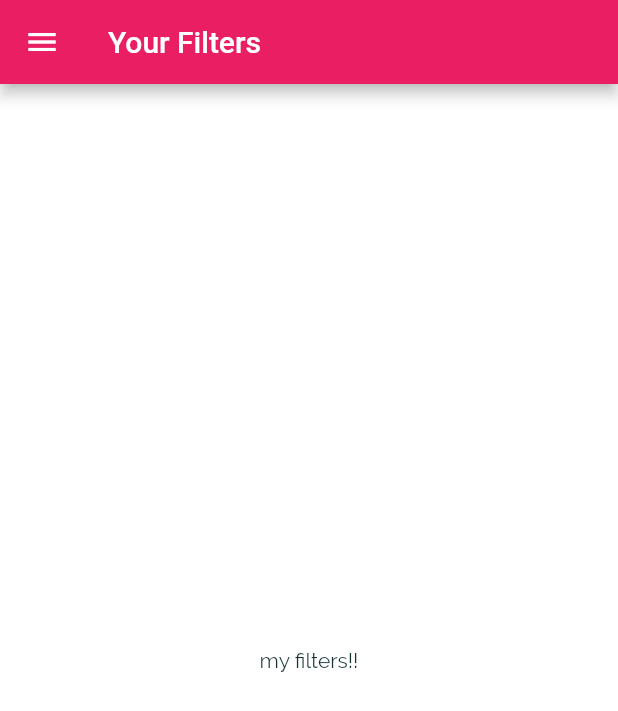
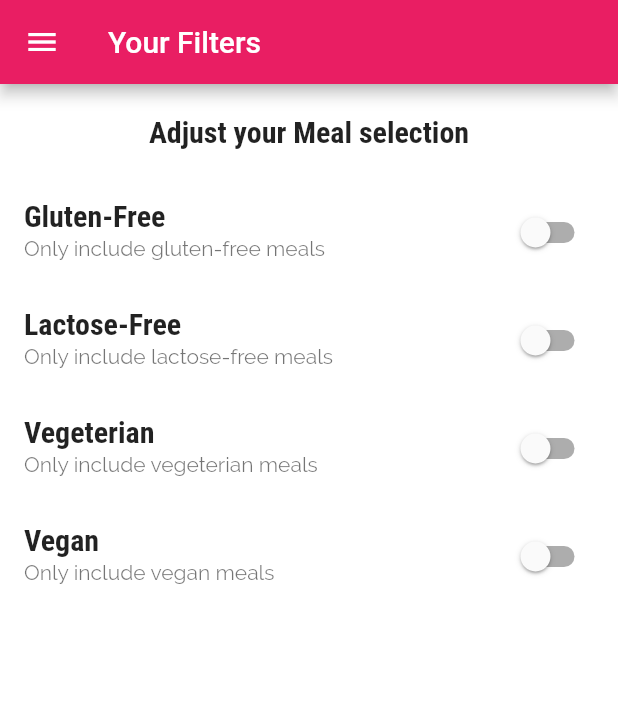
Before and after one commit to STORMPEGASUS/food-app, a Flutter app: the filterscreen screen opened by its route, on a phone screen of 412 x 824 dp. Shown: the top 711 px of the screen. Run offline on Flutter 3.47's test engine with Material 2 defaults, Android fonts, the phone set to English and light mode, and no system bars.

Commit message:
filters  and navigation

```diff
--- a/lib/main.dart
+++ b/lib/main.dart
@@ -8,7 +8,12 @@ import 'screens/category_meal_screen.dart';
 
 void main() => runApp(MyApp());
 
-class MyApp extends StatelessWidget {
+class MyApp extends StatefulWidget {
+  @override
+  State<MyApp> createState() => _MyAppState();
+}
+
+class _MyAppState extends State<MyApp> {
   @override
   Widget build(BuildContext context) {
     return MaterialApp(
--- a/lib/screens/filter_screen.dart
+++ b/lib/screens/filter_screen.dart
@@ -1,8 +1,32 @@
 import 'package:flutter/material.dart';
 import 'package:flutter_complete_guide/widgets/main_drawer.dart';
 
-class filterscreen extends StatelessWidget {
+class filterscreen extends StatefulWidget {
   static const routename = '/filter';
+
+  @override
+  State<filterscreen> createState() => _filterscreenState();
+}
+
+class _filterscreenState extends State<filterscreen> {
+  var _glutenFree = false;
+  var _vegeterian = false;
+  var _vegan = false;
+  var _lactoseFree = false;
+
+  Widget _buildswitchlisttile(
+    String title,
+    String description,
+    Function updatevalue,
+    bool currentvalue,
+  ) {
+    return SwitchListTile(
+      title: Text(title),
+      value: currentvalue,
+      subtitle: Text(description),
+      onChanged: updatevalue,
+    );
+  }
 
   @override
   Widget build(BuildContext context) {
@@ -13,10 +37,71 @@ class filterscreen extends StatelessWidget {
         ),
       ),
       drawer: Maindrawer(),
-      body: Center(
-        child: Text(
-          'my filters!!',
-        ),
+      body: Column(
+        children: <Widget>[
+          Container(
+            padding: EdgeInsets.all(20),
+            child: Text(
+              'Adjust your Meal selection',
+              style: Theme.of(context).textTheme.subtitle1,
+            ),
+          ),
+          Expanded(
+            child: ListView(
+              children: <Widget>[
+                _buildswitchlisttile(
+                  'Gluten-Free',
+                  'Only include gluten-free meals',
+                  (newvalue) {
+                    setState(
+                      () {
+                        _glutenFree = newvalue;
+                      },
+                    );
+                  },
+                  _glutenFree,
+                ),
+                _buildswitchlisttile(
+                  'Lactose-Free',
+                  'Only include lactose-free meals',
+                  (newvalue) {
+                    setState(
+                      () {
+                        _lactoseFree = newvalue;
+                      },
+                    );
+                  },
+                  _lactoseFree,
+                ),
+                _buildswitchlisttile(
+                  'Vegeterian',
+                  'Only include vegeterian meals',
+                  (newvalue) {
+                    setState(
+                      () {
+
+                      _vegeterian = newvalue;
+                      },
+                    );
+                  },
+                  _vegeterian,
+                ),
+                _buildswitchlisttile(
+                  'Vegan',
+                  'Only include vegan meals',
+                  (newvalue) {
+                    setState(
+                      () {
+                        _vegan = newvalue;
+                      },
+                    );
+                  },
+                  _vegan,
+                ),
+              ],
+            ),
+          ),
+        ],
       ),
     );
   }
--- a/lib/screens/meal_detail_screen.dart
+++ b/lib/screens/meal_detail_screen.dart
@@ -80,7 +80,6 @@ class MealdetailScreen extends StatelessWidget {
                       title: Text(
                         selectedmeal.steps[index],
                       ),
-
                     ),
                     Divider(),
                   ],
@@ -90,6 +89,12 @@ class MealdetailScreen extends StatelessWidget {
           ],
         ),
       ),
+      floatingActionButton: FloatingActionButton(
+        child: Icon(Icons.delete),
+        onPressed: () {
+          Navigator.of(context).pop();
+        },
+      ),
     );
   }
 }
```
